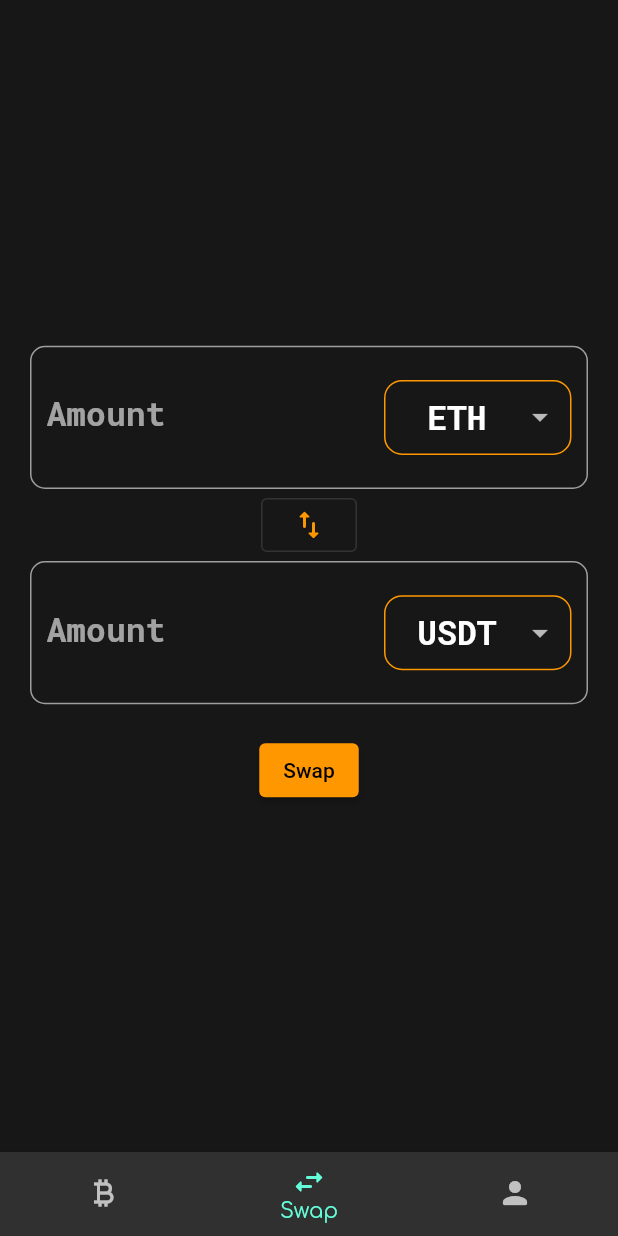
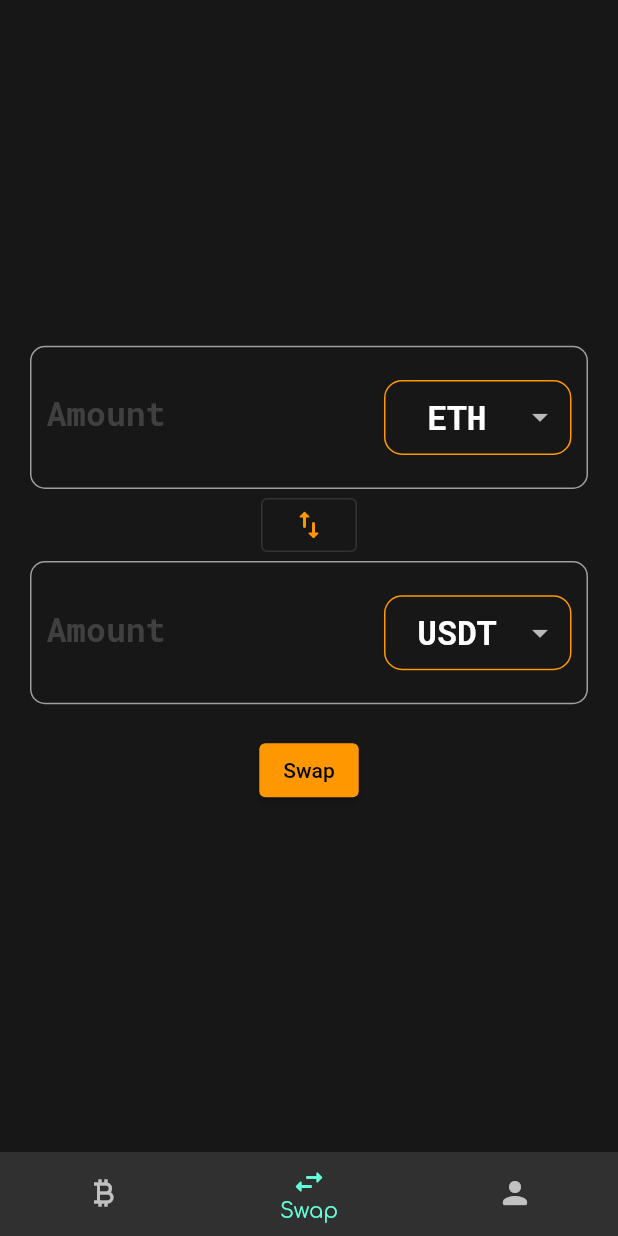
Before and after one commit to Anechaev06/crypt.io, a Flutter app: the NavigationWidget screen opened directly, item 2 of the bottom bar chosen, on a phone screen of 412 x 824 dp. Run offline on Flutter 3.47's test engine with Material 2 defaults, Android fonts, the phone set to English and light mode, and no system bars; our stand-ins replace get, google_fonts, shared_preferences, sliding_up_panel; missing offline and left inert: web3dart; accounts and stored records are empty; network calls fail.

```diff
--- a/lib/pages/swap_page.dart
+++ b/lib/pages/swap_page.dart
@@ -91,9 +91,12 @@ class _SwapPageState extends State<SwapPage> {
               child: TextField(
                 onChanged: onAmountChanged,
                 keyboardType: TextInputType.number,
-                decoration: const InputDecoration(
+                decoration: InputDecoration(
                   border: InputBorder.none,
                   labelText: 'Amount',
+                  labelStyle: TextStyle(
+                    color: Colors.grey.withOpacity(0.3),
+                  ),
                 ),
               ),
             ),
```
Also changed, not shown: lib/widgets/coin_chart_widget.dart (+4 -3 lines).
